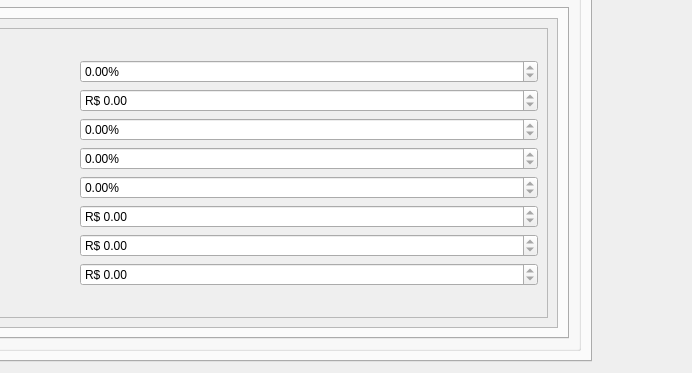
Qt form ui/cadastrarnfe.ui (darktorres/ERP-STACCATO) before a commit; both pictures show x 450 to 1142 and y 348 to 721 of the 1142 by 721 pixel window.
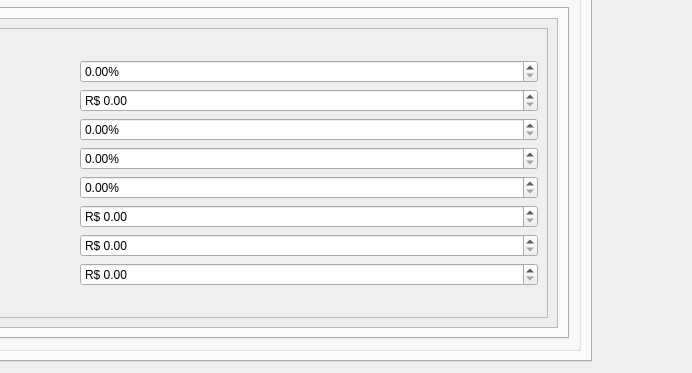
The same form after that commit. The open tabs and pages were chosen to show the change. Custom widgets are drawn as their Qt base class.

```diff
--- a/ui/cadastrarnfe.ui
+++ b/ui/cadastrarnfe.ui
@@ -2312,8 +2312,8 @@
                   <rect>
                    <x>0</x>
                    <y>0</y>
-                   <width>380</width>
-                   <height>266</height>
+                   <width>966</width>
+                   <height>312</height>
                   </rect>
                  </property>
                  <layout class="QGridLayout" name="gridLayout_86">
@@ -2391,7 +2391,7 @@
                        <item row="7" column="0" colspan="2">
                         <widget class="QDoubleSpinBox" name="doubleSpinBoxFcpDestino">
                          <property name="readOnly">
-                          <bool>true</bool>
+                          <bool>false</bool>
                          </property>
                          <property name="prefix">
                           <string>R$ </string>
@@ -2404,7 +2404,7 @@
                        <item row="6" column="0" colspan="2">
                         <widget class="QDoubleSpinBox" name="doubleSpinBoxPartilhaRemetente">
                          <property name="readOnly">
-                          <bool>true</bool>
+                          <bool>false</bool>
                          </property>
                          <property name="prefix">
                           <string>R$ </string>
@@ -2417,7 +2417,7 @@
                        <item row="2" column="0" colspan="2">
                         <widget class="QDoubleSpinBox" name="doubleSpinBoxAliquotaInternaDestinatario">
                          <property name="readOnly">
-                          <bool>true</bool>
+                          <bool>false</bool>
                          </property>
                          <property name="suffix">
                           <string>%</string>
@@ -2430,7 +2430,7 @@
                        <item row="4" column="0" colspan="2">
                         <widget class="QDoubleSpinBox" name="doubleSpinBoxPercentualPartilha">
                          <property name="readOnly">
-                          <bool>true</bool>
+                          <bool>false</bool>
                          </property>
                          <property name="suffix">
                           <string>%</string>
@@ -2443,7 +2443,7 @@
                        <item row="5" column="0" colspan="2">
                         <widget class="QDoubleSpinBox" name="doubleSpinBoxPartilhaDestinatario">
                          <property name="readOnly">
-                          <bool>true</bool>
+                          <bool>false</bool>
                          </property>
                          <property name="prefix">
                           <string>R$ </string>
@@ -2456,7 +2456,7 @@
                        <item row="3" column="0" colspan="2">
                         <widget class="QDoubleSpinBox" name="doubleSpinBoxAliquotaInter">
                          <property name="readOnly">
-                          <bool>true</bool>
+                          <bool>false</bool>
                          </property>
                          <property name="suffix">
                           <string>%</string>
@@ -2469,7 +2469,7 @@
                        <item row="0" column="0" colspan="2">
                         <widget class="QDoubleSpinBox" name="doubleSpinBoxPercentualFcpDestino">
                          <property name="readOnly">
-                          <bool>true</bool>
+                          <bool>false</bool>
                          </property>
                          <property name="suffix">
                           <string>%</string>
@@ -2482,7 +2482,7 @@
                        <item row="1" column="0" colspan="2">
                         <widget class="QDoubleSpinBox" name="doubleSpinBoxBaseCalculoDestinatario">
                          <property name="readOnly">
-                          <bool>true</bool>
+                          <bool>false</bool>
                          </property>
                          <property name="prefix">
                           <string>R$ </string>
```
